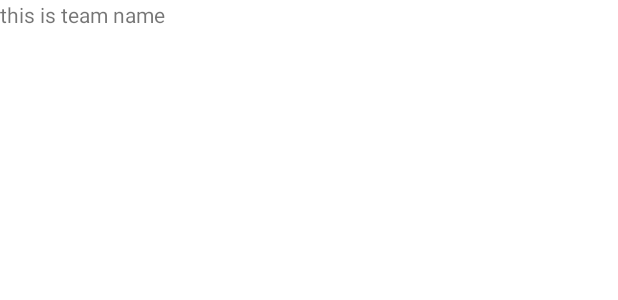
After one commit to AjiSuryawan/Kalkulator10PPLG2, an Android app: the layout activity_detail_team_page.xml on its own in the app's theme, with its tools: preview values and no code run, on a phone screen of 412 x 824 dp. The commit adds this screen. Shown: the top 300 px of the screen. Run offline under Robolectric (Android 15) with nearby library versions, the phone set to English and light mode, and no system bars.

Commit message:
fix: [AS] add pb and detail page

```diff
--- /dev/null
+++ b/app/src/main/res/layout/activity_detail_team_page.xml
@@ -0,0 +1,17 @@
+<?xml version="1.0" encoding="utf-8"?>
+<LinearLayout
+    android:orientation="vertical"
+    xmlns:android="http://schemas.android.com/apk/res/android"
+    xmlns:app="http://schemas.android.com/apk/res-auto"
+    xmlns:tools="http://schemas.android.com/tools"
+    android:layout_width="match_parent"
+    android:layout_height="match_parent"
+    tools:context=".DetailTeamPage">
+
+    <TextView
+        android:id="@+id/tvteamname"
+        android:text="this is team name"
+        android:layout_width="wrap_content"
+        android:layout_height="wrap_content"/>
+
+</LinearLayout>
```
Also changed, not shown: app/src/main/AndroidManifest.xml (+8 -2 lines), app/src/main/java/com/example/kalkulator10pplg2/DetailTeamPage.java (added, +28 -0 lines), app/src/main/java/com/example/kalkulator10pplg2/EPLTeamModel.java (+38 -1 lines), app/src/main/java/com/example/kalkulator10pplg2/ListContactNameActivity.java (+14 -2 lines), app/src/main/res/layout/activity_list_contact_name.xml (+7 -0 lines).
